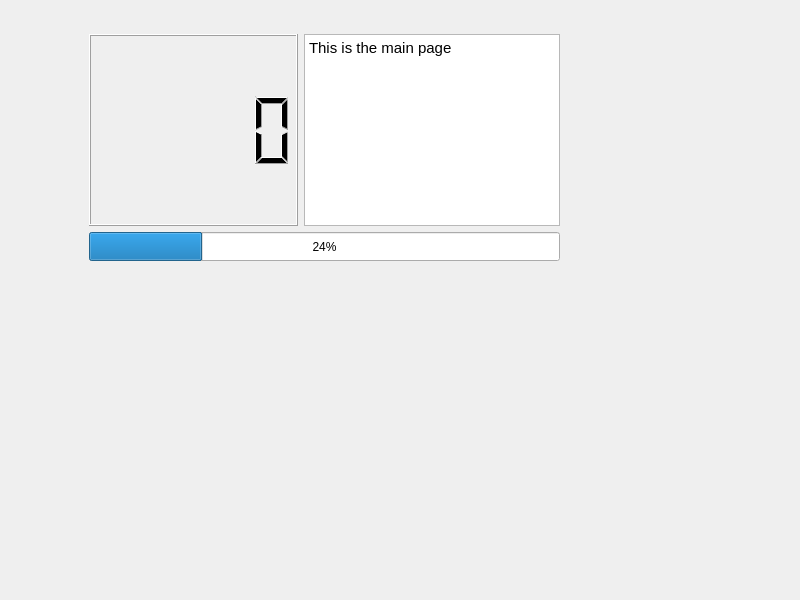
Above: dashboard/mainwindow.ui from jimmybear217/rpi-car-infotainment before the change. Below: the same form after it.
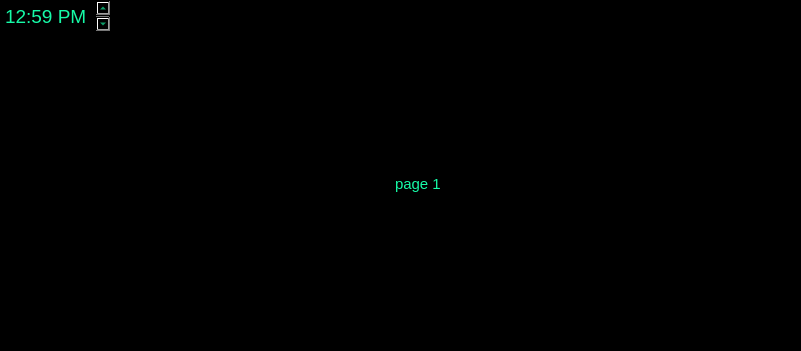
That is the form after the change. The open tabs and pages were chosen to show the change.

Commit message: attempting to create automated clock

What changed in the file:
```diff
--- a/dashboard/mainwindow.ui
+++ b/dashboard/mainwindow.ui
@@ -6,8 +6,8 @@
    <rect>
     <x>0</x>
     <y>0</y>
-    <width>800</width>
-    <height>600</height>
+    <width>801</width>
+    <height>351</height>
    </rect>
   </property>
   <property name="sizePolicy">
@@ -25,6 +25,10 @@
   <property name="windowTitle">
    <string>MainWindow</string>
   </property>
+  <property name="styleSheet">
+   <string notr="true">background-color: rgb(0, 0, 0);
+color: rgb(22, 250, 167);</string>
+  </property>
   <widget class="QWidget" name="centralwidget">
    <property name="sizePolicy">
     <sizepolicy hsizetype="Maximum" vsizetype="Maximum">
@@ -35,61 +39,90 @@
    <widget class="QWidget" name="verticalLayoutWidget">
     <property name="geometry">
      <rect>
-      <x>89</x>
-      <y>34</y>
-      <width>471</width>
-      <height>227</height>
+      <x>0</x>
+      <y>30</y>
+      <width>801</width>
+      <height>321</height>
      </rect>
     </property>
-    <layout class="QVBoxLayout" name="verticalLayout">
-     <property name="sizeConstraint">
-      <enum>QLayout::SetMinAndMaxSize</enum>
-     </property>
+    <layout class="QHBoxLayout" name="horizontalLayout">
      <item>
-      <layout class="QHBoxLayout" name="horizontalLayout">
-       <property name="sizeConstraint">
-        <enum>QLayout::SetMinAndMaxSize</enum>
+      <widget class="QStackedWidget" name="pageSelector">
+       <property name="currentIndex">
+        <number>0</number>
        </property>
-       <item>
-        <widget class="QLCDNumber" name="home_lcdTime"/>
-       </item>
-       <item>
-        <widget class="QTextBrowser" name="home_html">
-         <property name="sizePolicy">
-          <sizepolicy hsizetype="Minimum" vsizetype="Minimum">
-           <horstretch>0</horstretch>
-           <verstretch>0</verstretch>
-          </sizepolicy>
+       <widget class="QWidget" name="page">
+        <widget class="QTextBrowser" name="textBrowser">
+         <property name="geometry">
+          <rect>
+           <x>270</x>
+           <y>60</y>
+           <width>256</width>
+           <height>192</height>
+          </rect>
          </property>
          <property name="html">
           <string>&lt;!DOCTYPE HTML PUBLIC &quot;-//W3C//DTD HTML 4.0//EN&quot; &quot;http://www.w3.org/TR/REC-html40/strict.dtd&quot;&gt;
 &lt;html&gt;&lt;head&gt;&lt;meta name=&quot;qrichtext&quot; content=&quot;1&quot; /&gt;&lt;style type=&quot;text/css&quot;&gt;
 p, li { white-space: pre-wrap; }
 &lt;/style&gt;&lt;/head&gt;&lt;body style=&quot; font-family:'Ubuntu'; font-size:11pt; font-weight:400; font-style:normal;&quot;&gt;
-&lt;p style=&quot; margin-top:0px; margin-bottom:0px; margin-left:0px; margin-right:0px; -qt-block-indent:0; text-indent:0px;&quot;&gt;This is the main page&lt;/p&gt;&lt;/body&gt;&lt;/html&gt;</string>
+&lt;p style=&quot; margin-top:0px; margin-bottom:0px; margin-left:0px; margin-right:0px; -qt-block-indent:0; text-indent:0px;&quot;&gt;test&lt;/p&gt;&lt;/body&gt;&lt;/html&gt;</string>
          </property>
         </widget>
-       </item>
-      </layout>
-     </item>
-     <item>
-      <widget class="QProgressBar" name="home_progress">
-       <property name="enabled">
-        <bool>true</bool>
-       </property>
-       <property name="sizePolicy">
-        <sizepolicy hsizetype="Ignored" vsizetype="Minimum">
-         <horstretch>0</horstretch>
-         <verstretch>0</verstretch>
-        </sizepolicy>
-       </property>
-       <property name="value">
-        <number>24</number>
-       </property>
+       </widget>
+       <widget class="QWidget" name="page_2">
+        <widget class="QTextBrowser" name="textBrowser_2">
+         <property name="geometry">
+          <rect>
+           <x>390</x>
+           <y>140</y>
+           <width>256</width>
+           <height>192</height>
+          </rect>
+         </property>
+         <property name="html">
+          <string>&lt;!DOCTYPE HTML PUBLIC &quot;-//W3C//DTD HTML 4.0//EN&quot; &quot;http://www.w3.org/TR/REC-html40/strict.dtd&quot;&gt;
+&lt;html&gt;&lt;head&gt;&lt;meta name=&quot;qrichtext&quot; content=&quot;1&quot; /&gt;&lt;style type=&quot;text/css&quot;&gt;
+p, li { white-space: pre-wrap; }
+&lt;/style&gt;&lt;/head&gt;&lt;body style=&quot; font-family:'Ubuntu'; font-size:11pt; font-weight:400; font-style:normal;&quot;&gt;
+&lt;p style=&quot; margin-top:0px; margin-bottom:0px; margin-left:0px; margin-right:0px; -qt-block-indent:0; text-indent:0px;&quot;&gt;page 1&lt;/p&gt;&lt;/body&gt;&lt;/html&gt;</string>
+         </property>
+        </widget>
+       </widget>
       </widget>
      </item>
     </layout>
    </widget>
+   <widget class="QWidget" name="statusBar" native="true">
+    <property name="geometry">
+     <rect>
+      <x>0</x>
+      <y>0</y>
+      <width>801</width>
+      <height>32</height>
+     </rect>
+    </property>
+    <property name="autoFillBackground">
+     <bool>false</bool>
+    </property>
+    <widget class="QTextBrowser" name="statusBarClock">
+     <property name="geometry">
+      <rect>
+       <x>0</x>
+       <y>0</y>
+       <width>111</width>
+       <height>32</height>
+      </rect>
+     </property>
+     <property name="html">
+      <string>&lt;!DOCTYPE HTML PUBLIC &quot;-//W3C//DTD HTML 4.0//EN&quot; &quot;http://www.w3.org/TR/REC-html40/strict.dtd&quot;&gt;
+&lt;html&gt;&lt;head&gt;&lt;meta name=&quot;qrichtext&quot; content=&quot;1&quot; /&gt;&lt;style type=&quot;text/css&quot;&gt;
+p, li { white-space: pre-wrap; }
+&lt;/style&gt;&lt;/head&gt;&lt;body style=&quot; font-family:'Ubuntu'; font-size:11pt; font-weight:400; font-style:normal;&quot; bgcolor=&quot;#000000&quot;&gt;
+&lt;p style=&quot; margin-top:0px; margin-bottom:0px; margin-left:0px; margin-right:0px; -qt-block-indent:0; text-indent:0px;&quot;&gt;&lt;span style=&quot; font-size:14pt; color:#16faa7;&quot;&gt;12:59 PM&lt;/span&gt;&lt;/p&gt;&lt;/body&gt;&lt;/html&gt;</string>
+     </property>
+    </widget>
+   </widget>
   </widget>
  </widget>
  <resources/>
```
Left out of the diff: 2 changed lines with no effect on the pictures. The commit also changes 4 other files.
